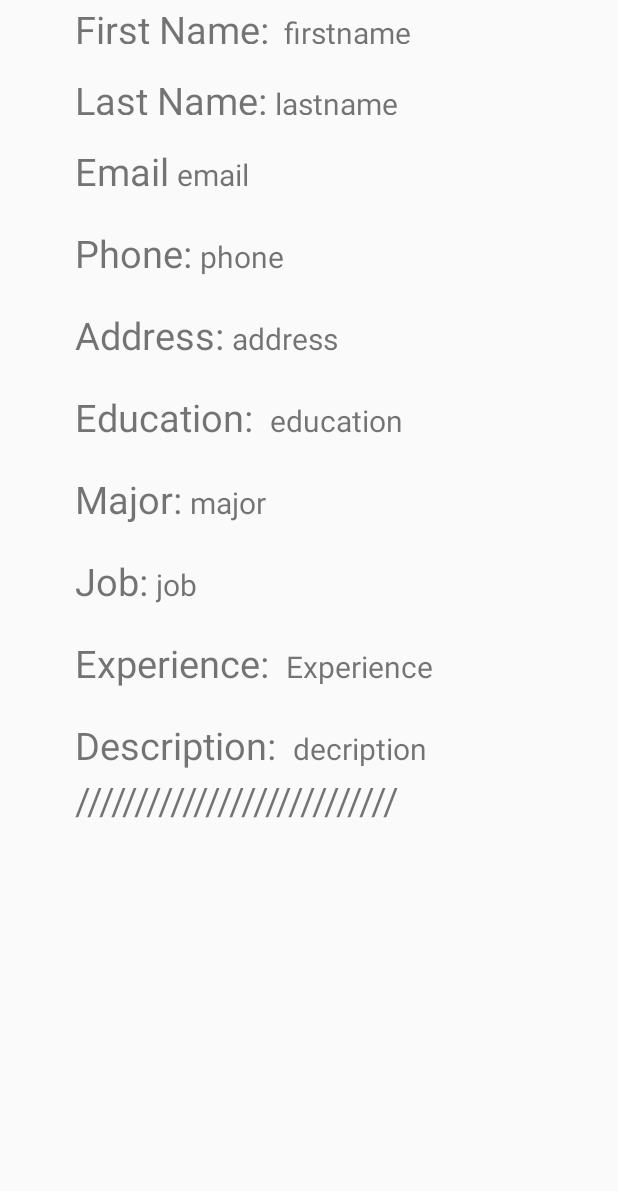
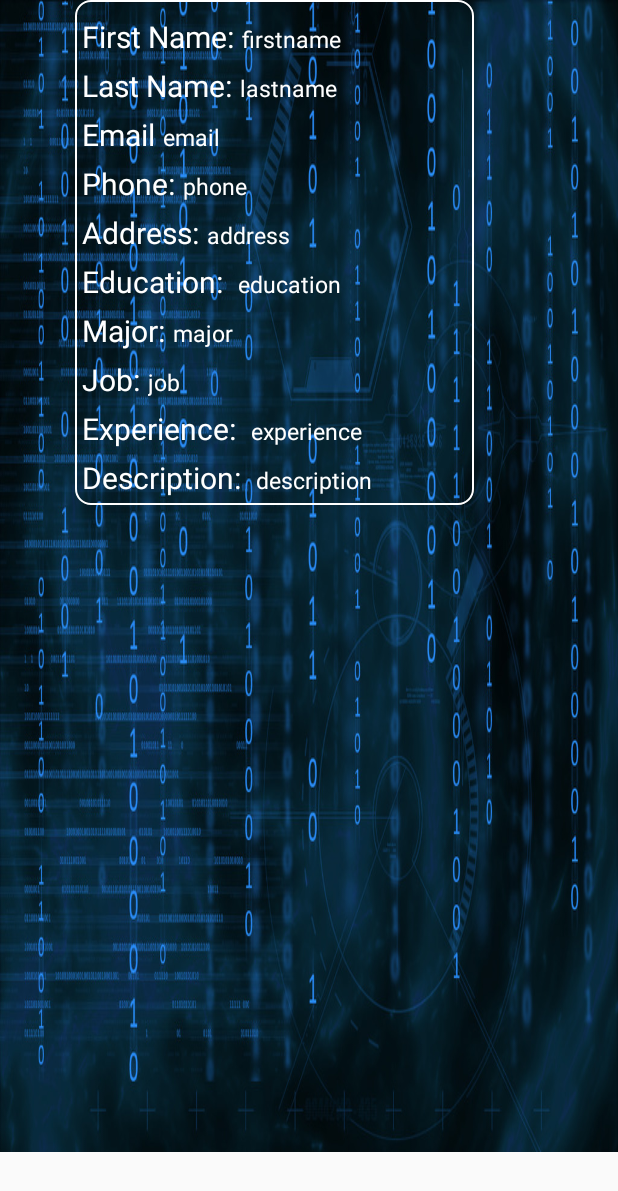
Before and after one commit to jaiminshah17/EasyStartUp2, an Android app: the layout jobseeker_list_model.xml on its own in the app's theme, with its tools: preview values and no code run, on a phone screen of 412 x 824 dp. Shown: the top 1191 px of the screen. Run offline under Robolectric (Android 15) with nearby library versions, the phone set to English and light mode, and no system bars.

Commit message:
modified bg & UI design

```diff
--- /dev/null
+++ b/app/src/main/res/drawable/border.xml
@@ -0,0 +1,18 @@
+<?xml version="1.0" encoding="utf-8"?>
+<shape xmlns:android="http://schemas.android.com/apk/res/android" >
+
+    <stroke
+        android:width="1dp"
+        android:color="#FFFFFF" />
+
+    <padding
+        android:bottom="5dp"
+        android:left="5dp"
+        android:right="5dp"
+        android:top="1dp" />
+
+    <corners android:topLeftRadius="10dp"
+             android:topRightRadius="10dp"
+             android:bottomRightRadius="10dp"
+             android:bottomLeftRadius="10dp"/>
+</shape>
--- a/app/src/main/res/layout/company_list_model.xml
+++ b/app/src/main/res/layout/company_list_model.xml
@@ -1,80 +1,84 @@
 <?xml version="1.0" encoding="utf-8"?>
 <ScrollView xmlns:android="http://schemas.android.com/apk/res/android"
     xmlns:app="http://schemas.android.com/apk/res-auto"
-    xmlns:tools="http://schemas.android.com/tools"
     android:layout_width="wrap_content"
-    android:layout_height="wrap_content">
+    android:layout_height="wrap_content"
+    android:background="@drawable/bg">
 
     <TableLayout
-        android:layout_marginLeft="50dp"
+        android:layout_marginLeft="20dp"
+        android:layout_marginRight="20dp"
         android:layout_width="wrap_content"
         android:layout_height="wrap_content"
-        android:orientation="vertical" >
+        android:orientation="vertical"
+        android:background="@drawable/border">
 
-
-
-        <LinearLayout android:orientation="horizontal">
+        <LinearLayout
+            android:orientation="horizontal">
     <TextView
-        android:textSize="25sp"
+        android:textSize="20sp"
         android:id="@+id/txt_Cname"
         android:layout_width="wrap_content"
         android:layout_height="wrap_content"
+        android:textColor="#FFFFFF"
         android:text="Company : "
         />
     <TextView
         android:id="@+id/txt_name"
-        android:layout_width="wrap_content"
+        android:layout_width="200dp"
         android:layout_height="wrap_content"
         android:layout_below = "@+id/txt_Cname"
+        android:textColor="#FFFFFF"
         android:text="Name"
-        android:textSize="20sp" />
+        android:textSize="15sp" />
         </LinearLayout>
 
         <LinearLayout android:orientation="horizontal">
     <TextView
-        android:textSize="25sp"
+        android:layout_marginTop="5dp"
+        android:textSize="20sp"
         android:id="@+id/txt_Position"
         android:layout_width="wrap_content"
         android:layout_height="wrap_content"
+        android:textColor="#FFFFFF"
         android:text="Hiring: "
         android:layout_toRightOf = "@+id/txt_Cname"
         />
     <TextView
+        android:layout_marginTop="5dp"
         android:id="@+id/txt_Rposition"
-        android:layout_width="wrap_content"
+        android:layout_width="match_parent"
         android:layout_height="wrap_content"
         android:layout_below = "@+id/txt_Position"
         android:layout_toRightOf = "@+id/txt_name"
-        android:text="Position"
-        android:textSize="20sp" />
+        android:textColor="#FFFFFF"
+        android:text="position"
+        android:textSize="15sp" />
         </LinearLayout>
 
         <LinearLayout android:orientation="horizontal">
         <TextView
-            android:textSize="25sp"
+            android:layout_marginTop="5dp"
+            android:textSize="20sp"
         android:id="@+id/txt_Description"
         android:layout_width="wrap_content"
         android:layout_height="wrap_content"
+            android:textColor="#FFFFFF"
         android:text="Description: "
         android:layout_toRightOf = "@+id/txt_Position"
         />
     <TextView
+        android:layout_marginTop="5dp"
         android:id="@+id/txt_Cdescription"
-        android:layout_width="wrap_content"
+        android:layout_width="match_parent"
         android:layout_height="wrap_content"
         android:layout_below = "@+id/txt_Description"
         android:layout_toRightOf = "@+id/txt_Rposition"
-        android:text="Name"
-        android:textSize="20sp" />
+        android:textColor="#FFFFFF"
+        android:text="description"
+        android:textSize="15sp" />
         </LinearLayout>
 
-        <TextView
-            android:textSize="25dp"
-            android:layout_marginTop="5dp"
-            android:id="@+id/cutend"
-            android:layout_width="match_parent"
-            android:layout_height="wrap_content"
-            android:text="///////////////////////////////////" />
 
     </TableLayout>
 
--- a/app/src/main/res/layout/jobseeker_list_model.xml
+++ b/app/src/main/res/layout/jobseeker_list_model.xml
@@ -2,126 +2,136 @@
 <ScrollView xmlns:app="http://schemas.android.com/apk/res-auto"
     xmlns:android="http://schemas.android.com/apk/res/android"
     android:layout_width="match_parent"
-    android:layout_height="wrap_content">
+    android:layout_height="wrap_content"
+    android:background="@drawable/bg">
 
     <TableLayout
         android:layout_marginLeft="50dp"
         android:layout_marginRight="50dp"
         android:layout_width="wrap_content"
         android:layout_height="wrap_content"
-        android:orientation="vertical" >
+        android:orientation="vertical"
+        android:background="@drawable/border">
 
 
     <!-- Name -->
         <LinearLayout
             android:orientation="horizontal">
         <TextView
-            android:textSize="25dp"
+            android:textSize="20dp"
 
-            android:layout_marginTop="2dp"
+            android:layout_marginTop="10dp"
             android:id="@+id/txt_user"
             android:layout_width="wrap_content"
-            android:layout_height="match_parent"
+            android:layout_height="wrap_content"
+            android:textColor="#FFFFFF"
             android:text="First Name:" />
 
         <TextView
-            android:layout_marginLeft="10dp"
+            android:layout_marginLeft="5dp"
             android:id="@+id/txt_fn"
-            android:layout_width="100dp"
+            android:layout_width="150dp"
             android:layout_height="wrap_content"
             android:layout_below="@+id/txt_user"
-            android:layout_marginTop="2dp"
+            android:layout_marginTop="10dp"
             android:layout_toRightOf="@+id/txt_user"
+            android:textColor="#FFFFFF"
             android:text="firstname"
-            android:textSize="20sp" />
+            android:textSize="15sp" />
         </LinearLayout>
         <LinearLayout
             android:orientation="horizontal">
             <TextView
-                android:textSize="25dp"
-                android:layout_marginTop="20dp"
+                android:textSize="20dp"
+                android:layout_marginTop="5dp"
                 android:id="@+id/txt_user2"
                 android:layout_width="wrap_content"
-                android:layout_height="match_parent"
+                android:layout_height="wrap_content"
+                android:textColor="#FFFFFF"
                 android:text="Last Name:" />
     <TextView
         android:layout_marginLeft="5dp"
-        android:layout_marginTop="20dp"
+        android:layout_marginTop="5dp"
         android:id="@+id/txt_ln"
-        android:layout_width="100dp"
+        android:layout_width="match_parent"
         android:layout_height="wrap_content"
-        android:textSize="20sp"
+        android:textSize="15sp"
         android:layout_below = "@+id/txt_user"
         android:layout_toRightOf="@+id/txt_fn"
+        android:textColor="#FFFFFF"
         android:text="lastname" />
         </LinearLayout>
-
-
 
     <!-- Contact -->
         <LinearLayout
             android:orientation="horizontal">
     <TextView
-        android:textSize="25dp"
-        android:layout_marginTop="20dp"
+        android:textSize="20dp"
+        android:layout_marginTop="5dp"
         android:id="@+id/txt_Con"
         android:layout_width="wrap_content"
         android:layout_height="wrap_content"
         android:layout_below = "@+id/txt_ln"
+        android:textColor="#FFFFFF"
         android:text="Email" />
 
     <TextView
         android:layout_marginLeft="5dp"
-        android:layout_marginTop="20dp"
+        android:layout_marginTop="5dp"
         android:id="@+id/email"
-        android:layout_width="wrap_content"
+        android:layout_width="match_parent"
         android:layout_height="wrap_content"
-        android:textSize="20sp"
+        android:textSize="15sp"
         android:layout_below = "@+id/txt_Con"
+        android:textColor="#FFFFFF"
         android:text="email" />
         </LinearLayout>
         <LinearLayout
             android:orientation="horizontal">
             <TextView
-                android:textSize="25dp"
-                android:layout_marginTop="20dp"
+                android:textSize="20dp"
+                android:layout_marginTop="5dp"
                 android:id="@+id/txt_Con1"
                 android:layout_width="wrap_content"
                 android:layout_height="wrap_content"
                 android:layout_below = "@+id/txt_ln"
+                android:textColor="#FFFFFF"
                 android:text="Phone:" />
 
     <TextView
         android:layout_marginLeft="5dp"
-        android:layout_marginTop="20dp"
+        android:layout_marginTop="5dp"
         android:id="@+id/phone"
-        android:layout_width="100dp"
+        android:layout_width="match_parent"
         android:layout_height="wrap_content"
-        android:textSize="20sp"
+        android:textSize="15sp"
         android:layout_below = "@+id/txt_Con"
         android:layout_toRightOf="@+id/txt_fn"
+        android:textColor="#FFFFFF"
         android:text="phone" />
         </LinearLayout>
         <LinearLayout
             android:orientation="horizontal">
             <TextView
-                android:textSize="25dp"
-                android:layout_marginTop="20dp"
+                android:textSize="20dp"
+                android:layout_marginTop="5dp"
                 android:id="@+id/txt_Con2"
                 android:layout_width="wrap_content"
                 android:layout_height="wrap_content"
                 android:layout_below = "@+id/txt_ln"
+                android:textColor="#FFFFFF"
                 android:text="Address:" />
 
     <TextView
         android:layout_marginLeft="5dp"
-        android:layout_marginTop="20dp"
+        android:layout_marginTop="5dp"
         android:id="@+id/address"
-        android:layout_width="150dp"
+        android:layout_width="match_parent"
         android:layout_height="wrap_content"
-        android:textSize="20sp"
+        android:textSize="15sp"
         android:layout_below = "@+id/txt_Con"
         android:layout_toRightOf="@+id/phone"
+        android:textColor="#FFFFFF"
         android:text="address" />
         </LinearLayout>
 
@@ -131,67 +141,73 @@
             android:orientation="horizontal">
     <TextView
 
-        android:textSize="25dp"
-        android:layout_marginTop="20dp"
+        android:textSize="20dp"
+        android:layout_marginTop="5dp"
         android:id="@+id/txt_Edu"
         android:layout_width="wrap_content"
         android:layout_height="wrap_content"
         android:layout_below = "@+id/address"
+        android:textColor="#FFFFFF"
         android:text="Education: " />
 
     <TextView
         android:layout_marginLeft="5dp"
-        android:layout_marginTop="20dp"
+        android:layout_marginTop="5dp"
         android:id="@+id/education"
-        android:layout_width="150dp"
+        android:layout_width="match_parent"
         android:layout_height="wrap_content"
-        android:textSize="20sp"
+        android:textSize="15sp"
         android:layout_below = "@+id/txt_Edu"
+        android:textColor="#FFFFFF"
         android:text="education" />
         </LinearLayout>
         <LinearLayout
             android:orientation="horizontal">
             <TextView
 
-                android:textSize="25dp"
-                android:layout_marginTop="20dp"
+                android:textSize="20dp"
+                android:layout_marginTop="5dp"
                 android:id="@+id/txt_Edu1"
                 android:layout_width="wrap_content"
                 android:layout_height="wrap_content"
                 android:layout_below = "@+id/address"
+                android:textColor="#FFFFFF"
                 android:text="Major:" />
     <TextView
         android:layout_marginLeft="5dp"
-        android:layout_marginTop="20dp"
+        android:layout_marginTop="5dp"
         android:id="@+id/major"
-        android:layout_width="100dp"
+        android:layout_width="match_parent"
         android:layout_height="wrap_content"
-        android:textSize="20sp"
+        android:textSize="15sp"
         android:layout_below="@+id/txt_Edu"
         android:layout_toRightOf="@id/education"
+        android:textColor="#FFFFFF"
         android:text="major" />
         </LinearLayout>
         <LinearLayout
             android:orientation="horizontal">
             <TextView
 
-                android:textSize="25dp"
-                android:layout_marginTop="20dp"
+                android:textSize="20dp"
+                android:layout_marginTop="5dp"
                 android:id="@+id/txt_Edu2"
                 android:layout_width="wrap_content"
                 android:layout_height="wrap_content"
                 android:layout_below = "@+id/address"
+                android:textColor="#FFFFFF"
                 android:text="Job:" />
 
     <TextView
         android:layout_marginLeft="5dp"
-        android:layout_marginTop="20dp"
+        android:layout_marginTop="5dp"
         android:id="@+id/job"
-        android:layout_width="150dp"
+        android:layout_width="match_parent"
         android:layout_height="wrap_content"
-        android:textSize="20sp"
+        android:textSize="15sp"
         android:layout_below = "@+id/txt_Edu"
         android:layout_toRightOf="@+id/major"
+        android:textColor="#FFFFFF"
         android:text="job" />
         </LinearLayout>
 
@@ -201,55 +217,50 @@
             android:orientation="horizontal">
 
     <TextView
-        android:textSize="25dp"
-        android:layout_marginTop="20dp"
+        android:textSize="20dp"
+        android:layout_marginTop="5dp"
         android:id="@+id/Exp"
         android:layout_width="wrap_content"
         android:layout_height="wrap_content"
         android:layout_below = "@+id/job"
+        android:textColor="#FFFFFF"
         android:text="Experience: " />
 
     <TextView
         android:layout_marginLeft="5dp"
-        android:layout_marginTop="20dp"
+        android:layout_marginTop="5dp"
         android:id="@+id/company"
-        android:layout_width="wrap_content"
+        android:layout_width="match_parent"
         android:layout_height="wrap_content"
-        android:textSize="20sp"
+        android:textSize="15sp"
         android:layout_below = "@+id/Exp"
-        android:text="Experience" />
+        android:textColor="#FFFFFF"
+        android:text="experience" />
         </LinearLayout>
         <LinearLayout
             android:orientation="horizontal">
 
         <TextView
-            android:textSize="25dp"
-            android:layout_marginTop="20dp"
+            android:textSize="20dp"
+            android:layout_marginTop="5dp"
             android:id="@+id/Exp1"
             android:layout_width="wrap_content"
             android:layout_height="wrap_content"
             android:layout_below = "@+id/job"
+            android:textColor="#FFFFFF"
             android:text="Description: " />
 
     <TextView
         android:layout_marginLeft="5dp"
-        android:layout_marginTop="20dp"
+        android:layout_marginTop="5dp"
         android:id="@+id/description"
-        android:layout_width="wrap_content"
+        android:layout_width="match_parent"
         android:layout_height="wrap_content"
-        android:textSize="20sp"
+        android:textSize="15sp"
         android:layout_below = "@+id/company"
-        android:text="decription" />
+        android:textColor="#FFFFFF"
+        android:text="description" />
         </LinearLayout>
-
-        <TextView
-            android:textSize="25dp"
-            android:layout_marginTop="2dp"
-            android:id="@+id/cutend"
-            android:layout_width="wrap_content"
-            android:layout_height="wrap_content"
-            android:layout_below = "@+id/Exp1"
-            android:text="///////////////////////////" />
 
     </TableLayout>
 
```
Also changed, not shown: app/src/main/res/drawable/bg.png (added).
